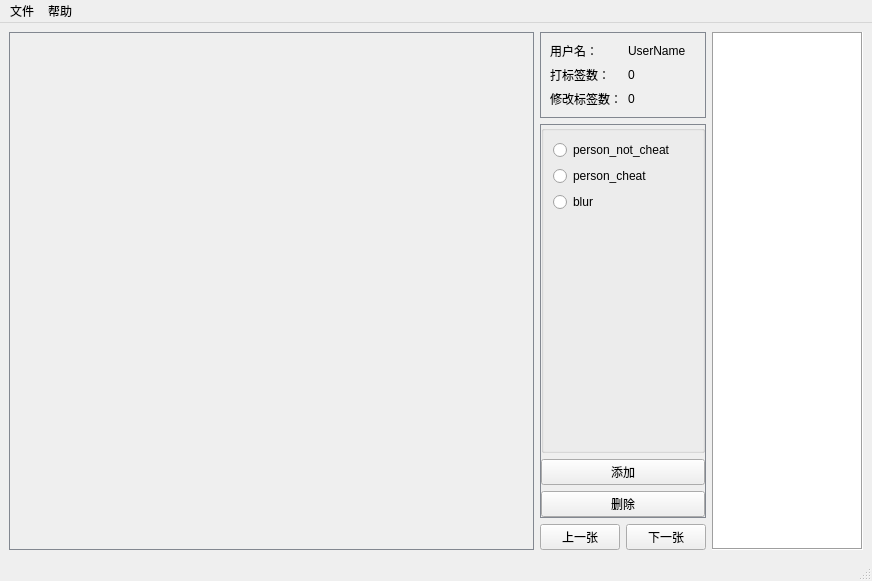
Above: main_window.ui from BangwenHe/small_label_util before the change. Below: the same form after it.
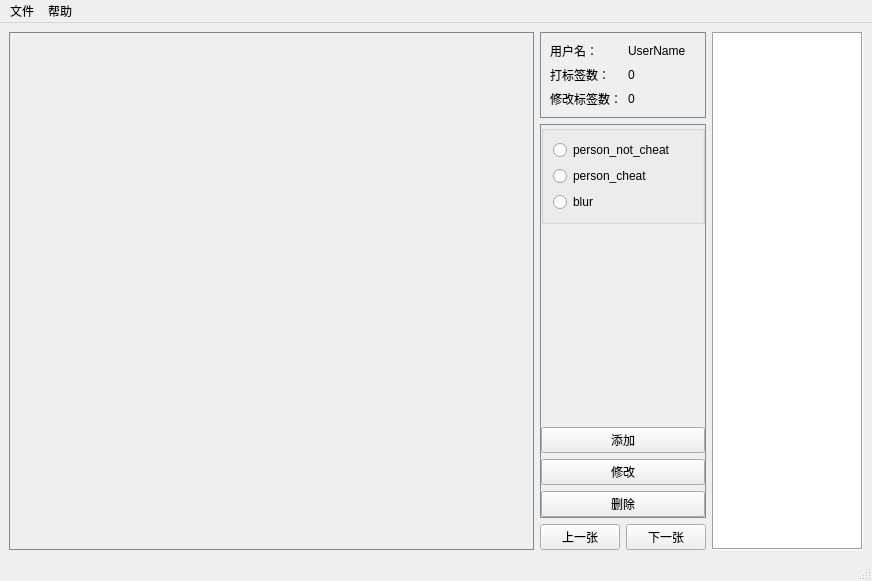
That is the form after the change.

Patch:
```diff
--- a/main_window.ui
+++ b/main_window.ui
@@ -257,7 +257,7 @@
       <property name="styleSheet">
        <string notr="true">QFrame#labels{border:1px solid #828790}</string>
       </property>
-      <layout class="QVBoxLayout" name="verticalLayout" stretch="0,0,0">
+      <layout class="QVBoxLayout" name="verticalLayout" stretch="0,0,0,0,0">
        <property name="leftMargin">
         <number>0</number>
        </property>
@@ -294,6 +294,9 @@
             </property>
            </widget>
           </item>
+         </layout>
+        </widget>
+       </item>
           <item>
            <spacer name="verticalSpacer">
             <property name="orientation">
@@ -307,9 +310,6 @@
             </property>
            </spacer>
           </item>
-         </layout>
-        </widget>
-       </item>
        <item>
         <widget class="QPushButton" name="add_button">
          <property name="text">
@@ -317,6 +317,13 @@
          </property>
         </widget>
        </item>
+       <item>
+        <widget class="QPushButton" name="edit_button">
+         <property name="text">
+          <string>修改</string>
+         </property>
+        </widget>
+       </item>
        <item>
         <widget class="QPushButton" name="delete_button">
          <property name="text">
```
Lines whose indentation alone changed are shown as unchanged.
